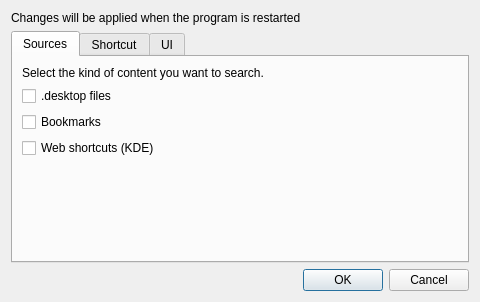
First picture: the form in settings.ui, repository ltworf/trabucco, before the edit.
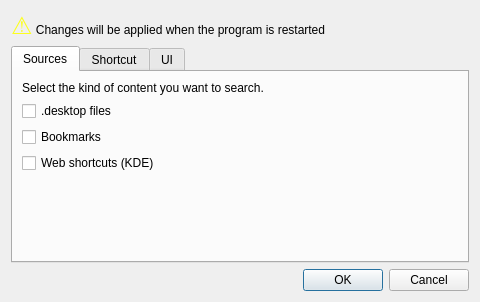
Second picture: the form after the edit.

Commit message:
Put a warning sign
To make sure that users understand that they need to restart trabucco for the
settings to take effect.

```diff
--- a/settings.ui
+++ b/settings.ui
@@ -17,7 +17,7 @@
    <item>
     <widget class="QLabel" name="label_4">
      <property name="text">
-      <string>Changes will be applied when the program is restarted</string>
+      <string>&lt;html&gt;&lt;head/&gt;&lt;body&gt;&lt;p&gt;&lt;span style=&quot; font-size:18pt; font-weight:600; color:#fcff1c;&quot;&gt;⚠&lt;/span&gt; Changes will be applied when the program is restarted&lt;/p&gt;&lt;/body&gt;&lt;/html&gt;</string>
      </property>
     </widget>
    </item>
```
